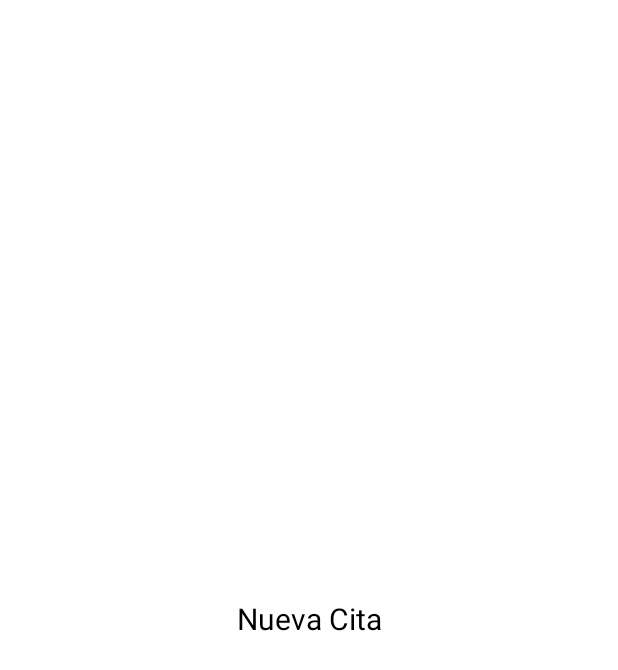
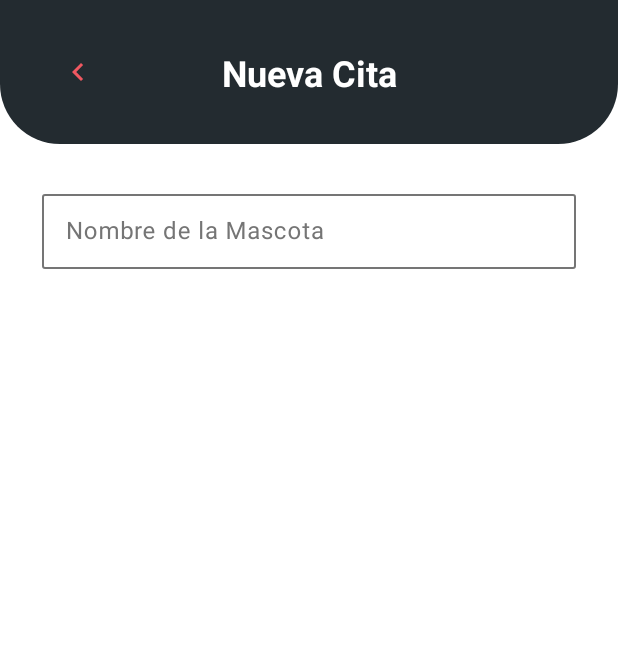
Before and after one commit to garcialuisf/EquipoSiete, an Android app: the NuevaCitaFragment screen opened through its navigation route, on a phone screen of 412 x 824 dp. Before the commit the part shown is almost empty. Shown: the top 670 px of the screen. Run offline under Robolectric (Android 15) with nearby library versions, the phone set to English and light mode, and no system bars; our stand-ins replace data binding.

Commit message:
feat: HU3 C1 y C2 barra curva y campo nombre de la mascota

```diff
--- a/app/src/main/java/com/example/dogapp/view/fragment/NuevaCitaFragment.kt
+++ b/app/src/main/java/com/example/dogapp/view/fragment/NuevaCitaFragment.kt
@@ -6,6 +6,7 @@ import android.view.View
 import android.view.ViewGroup
 import androidx.databinding.DataBindingUtil
 import androidx.fragment.app.Fragment
+import androidx.navigation.fragment.findNavController
 import com.example.dogapp.R
 import com.example.dogapp.databinding.FragmentNuevaCitaBinding
 
@@ -25,6 +26,13 @@ class NuevaCitaFragment : Fragment() {
 
     override fun onViewCreated(view: View, savedInstanceState: Bundle?) {
         super.onViewCreated(view, savedInstanceState)
+        configurarToolbar()
+    }
+
+    private fun configurarToolbar() {
+        binding.toolbar.volver.setOnClickListener {
+            findNavController().popBackStack(R.id.homeFragment, false)
+        }
     }
 
     override fun onDestroyView() {
--- a/app/src/main/res/layout/fragment_nueva_cita.xml
+++ b/app/src/main/res/layout/fragment_nueva_cita.xml
@@ -7,17 +7,40 @@
         android:layout_height="match_parent"
         android:background="@color/blanco">
 
-        <TextView
-            android:id="@+id/tvTitle"
-            android:layout_width="wrap_content"
-            android:layout_height="wrap_content"
-            android:text="@string/title_nueva_cita"
-            android:textColor="@color/negro"
-            android:textSize="20sp"
-            app:layout_constraintBottom_toBottomOf="parent"
+        <include
+            android:id="@+id/toolbar"
+            layout="@layout/layout_toolbar_curva"
+            android:layout_width="0dp"
+            android:layout_height="96dp"
+            app:titulo="@{@string/title_nueva_cita}"
+            app:descripcionVolver="@{@string/detalle_cita_volver_home}"
             app:layout_constraintEnd_toEndOf="parent"
             app:layout_constraintStart_toStartOf="parent"
             app:layout_constraintTop_toTopOf="parent" />
 
+        <com.google.android.material.textfield.TextInputLayout
+            android:id="@+id/campo_nombre"
+            style="@style/Widget.DogApp.CampoOutlined"
+            android:layout_width="0dp"
+            android:layout_height="wrap_content"
+            android:layout_marginHorizontal="28dp"
+            android:layout_marginTop="28dp"
+            android:hint="@string/editar_cita_nombre_mascota"
+            app:layout_constraintEnd_toEndOf="parent"
+            app:layout_constraintStart_toStartOf="parent"
+            app:layout_constraintTop_toBottomOf="@id/toolbar">
+
+            <com.google.android.material.textfield.TextInputEditText
+                android:id="@+id/nombre"
+                android:layout_width="match_parent"
+                android:layout_height="50dp"
+                android:inputType="textCapWords"
+                android:maxLength="15"
+                android:maxLines="1"
+                android:paddingHorizontal="12dp"
+                android:textColor="@color/negro"
+                android:textSize="16sp" />
+        </com.google.android.material.textfield.TextInputLayout>
+
     </androidx.constraintlayout.widget.ConstraintLayout>
 </layout>
--- a/app/src/main/res/layout/layout_toolbar_curva.xml
+++ b/app/src/main/res/layout/layout_toolbar_curva.xml
@@ -7,10 +7,25 @@
         <variable name="descripcionVolver" type="String" />
     </data>
 
+    <androidx.coordinatorlayout.widget.CoordinatorLayout
+        android:layout_width="match_parent"
+        android:layout_height="96dp">
+
+        <com.google.android.material.appbar.AppBarLayout
+            android:layout_width="match_parent"
+            android:layout_height="match_parent"
+            android:background="@drawable/toolbar_curva"
+            android:stateListAnimator="@null">
+
+            <androidx.appcompat.widget.Toolbar
+                android:layout_width="match_parent"
+                android:layout_height="match_parent"
+                app:contentInsetEnd="0dp"
+                app:contentInsetStart="0dp">
+
                 <androidx.constraintlayout.widget.ConstraintLayout
                     android:layout_width="match_parent"
-        android:layout_height="96dp"
-        android:background="@drawable/toolbar_curva">
+                    android:layout_height="match_parent">
                     <ImageButton
                         android:id="@+id/volver"
                         android:layout_width="48dp"
@@ -36,4 +51,8 @@
                         app:layout_constraintTop_toTopOf="parent"
                         app:layout_constraintBottom_toBottomOf="parent" />
                 </androidx.constraintlayout.widget.ConstraintLayout>
+
+            </androidx.appcompat.widget.Toolbar>
+        </com.google.android.material.appbar.AppBarLayout>
+    </androidx.coordinatorlayout.widget.CoordinatorLayout>
 </layout>
```
Lines whose indentation alone changed are shown as unchanged.
